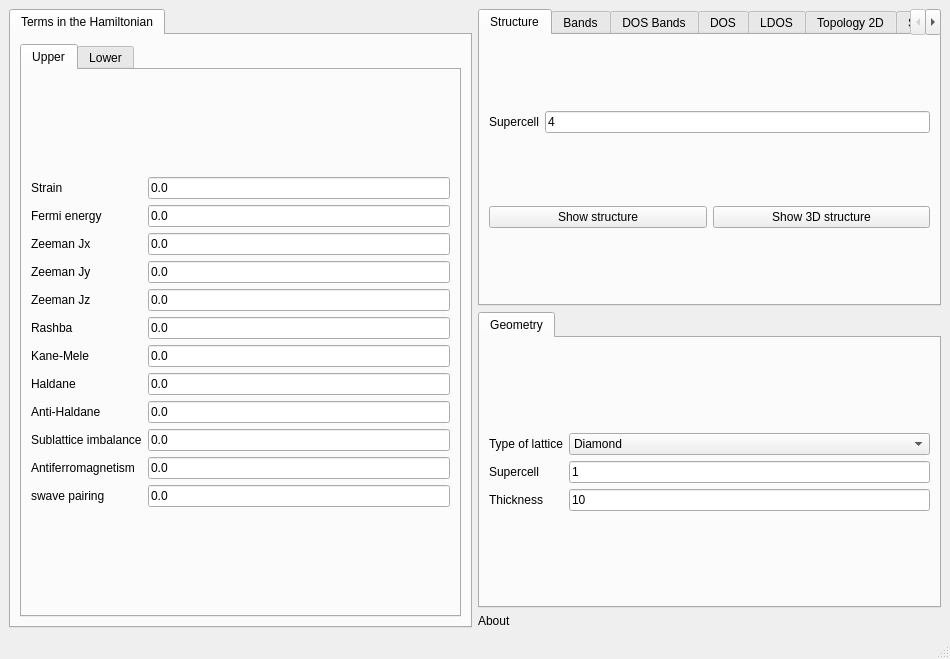
The window that interface-pyqt/hybridfilm/interface.ui (joselado/quantum-lattice) describes before a commit, drawn with Qt 5.
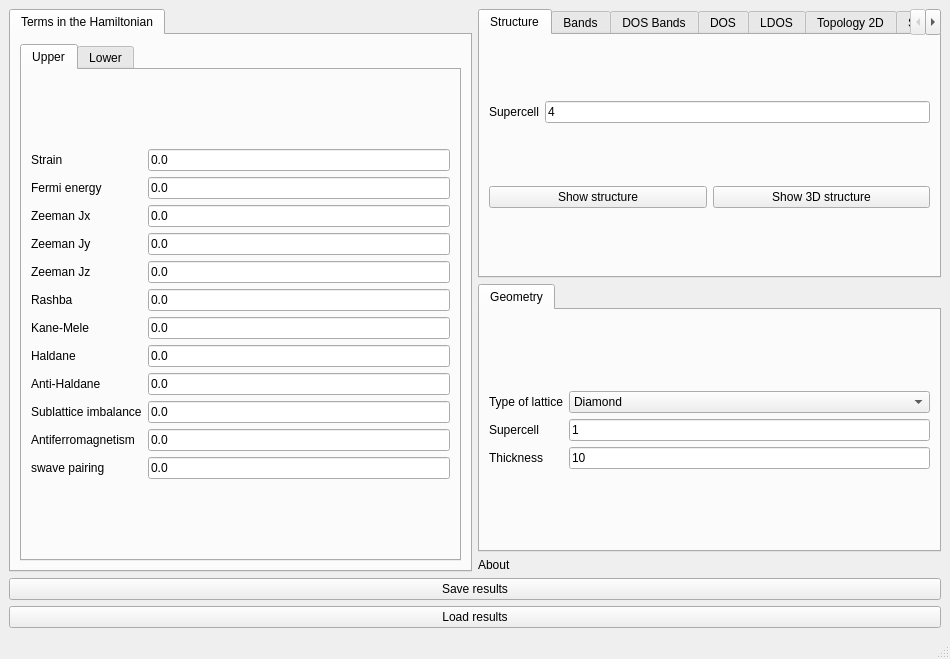
The same window after the commit.

Commit message: Add save/load of interface state (parameters + results since last change)

The edit to the form file:
```diff
--- a/interface-pyqt/hybridfilm/interface.ui
+++ b/interface-pyqt/hybridfilm/interface.ui
@@ -958,6 +958,20 @@
       </widget>
      </widget>
     </item>
+    <item row="3" column="0" colspan="2">
+     <widget class="QPushButton" name="save_results">
+      <property name="text">
+       <string>Save results</string>
+      </property>
+     </widget>
+    </item>
+    <item row="4" column="0" colspan="2">
+     <widget class="QPushButton" name="load_results">
+      <property name="text">
+       <string>Load results</string>
+      </property>
+     </widget>
+    </item>
    </layout>
   </widget>
   <widget class="QMenuBar" name="menubar">
```
The commit also changes 43 other files.
